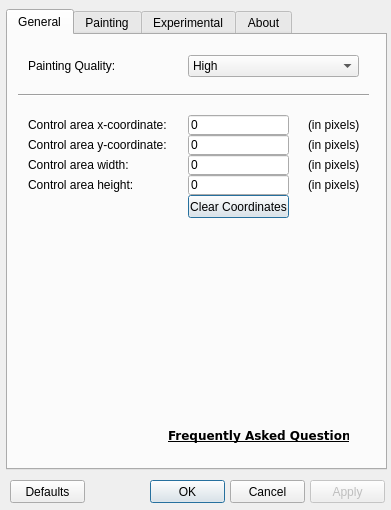
Above: rustdavinci/ui/settings/settingsui.ui from alexemanuelol/rustdavinci before the change. Below: the same form after it.
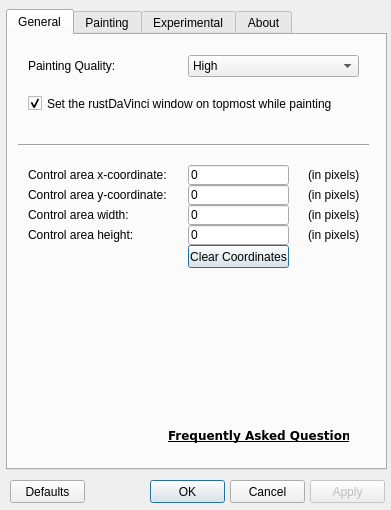
That is the form after the change. Icons and pictures are not drawn.

Commit message: Add functionality for settings window at topmost while painting

What changed in the file:
```diff
--- a/rustdavinci/ui/settings/settingsui.ui
+++ b/rustdavinci/ui/settings/settingsui.ui
@@ -54,7 +54,7 @@
      <property name="geometry">
       <rect>
        <x>10</x>
-       <y>50</y>
+       <y>100</y>
        <width>351</width>
        <height>20</height>
       </rect>
@@ -134,7 +134,7 @@
      <property name="geometry">
       <rect>
        <x>20</x>
-       <y>120</y>
+       <y>170</y>
        <width>161</width>
        <height>20</height>
       </rect>
@@ -147,7 +147,7 @@
      <property name="geometry">
       <rect>
        <x>300</x>
-       <y>100</y>
+       <y>150</y>
        <width>51</width>
        <height>20</height>
       </rect>
@@ -160,7 +160,7 @@
      <property name="geometry">
       <rect>
        <x>300</x>
-       <y>140</y>
+       <y>190</y>
        <width>51</width>
        <height>20</height>
       </rect>
@@ -173,7 +173,7 @@
      <property name="geometry">
       <rect>
        <x>180</x>
-       <y>100</y>
+       <y>150</y>
        <width>101</width>
        <height>20</height>
       </rect>
@@ -186,7 +186,7 @@
      <property name="geometry">
       <rect>
        <x>180</x>
-       <y>160</y>
+       <y>210</y>
        <width>101</width>
        <height>23</height>
       </rect>
@@ -205,7 +205,7 @@
      <property name="geometry">
       <rect>
        <x>180</x>
-       <y>140</y>
+       <y>190</y>
        <width>101</width>
        <height>20</height>
       </rect>
@@ -218,7 +218,7 @@
      <property name="geometry">
       <rect>
        <x>180</x>
-       <y>120</y>
+       <y>170</y>
        <width>101</width>
        <height>20</height>
       </rect>
@@ -231,7 +231,7 @@
      <property name="geometry">
       <rect>
        <x>20</x>
-       <y>80</y>
+       <y>130</y>
        <width>161</width>
        <height>20</height>
       </rect>
@@ -244,7 +244,7 @@
      <property name="geometry">
       <rect>
        <x>300</x>
-       <y>120</y>
+       <y>170</y>
        <width>51</width>
        <height>20</height>
       </rect>
@@ -257,7 +257,7 @@
      <property name="geometry">
       <rect>
        <x>300</x>
-       <y>80</y>
+       <y>130</y>
        <width>51</width>
        <height>20</height>
       </rect>
@@ -270,7 +270,7 @@
      <property name="geometry">
       <rect>
        <x>180</x>
-       <y>80</y>
+       <y>130</y>
        <width>101</width>
        <height>20</height>
       </rect>
@@ -283,7 +283,7 @@
      <property name="geometry">
       <rect>
        <x>20</x>
-       <y>140</y>
+       <y>190</y>
        <width>161</width>
        <height>20</height>
       </rect>
@@ -296,7 +296,7 @@
      <property name="geometry">
       <rect>
        <x>20</x>
-       <y>100</y>
+       <y>150</y>
        <width>161</width>
        <height>20</height>
       </rect>
@@ -305,6 +305,22 @@
       <string>Control area y-coordinate:</string>
      </property>
     </widget>
+    <widget class="QCheckBox" name="setTopmostPaintingCheckBox">
+     <property name="geometry">
+      <rect>
+       <x>20</x>
+       <y>60</y>
+       <width>341</width>
+       <height>17</height>
+      </rect>
+     </property>
+     <property name="text">
+      <string>Set the rustDaVinci window on topmost while painting</string>
+     </property>
+     <property name="checked">
+      <bool>true</bool>
+     </property>
+    </widget>
    </widget>
    <widget class="QWidget" name="paintingTab">
     <attribute name="title">
```
The commit also changes 3 other files.
